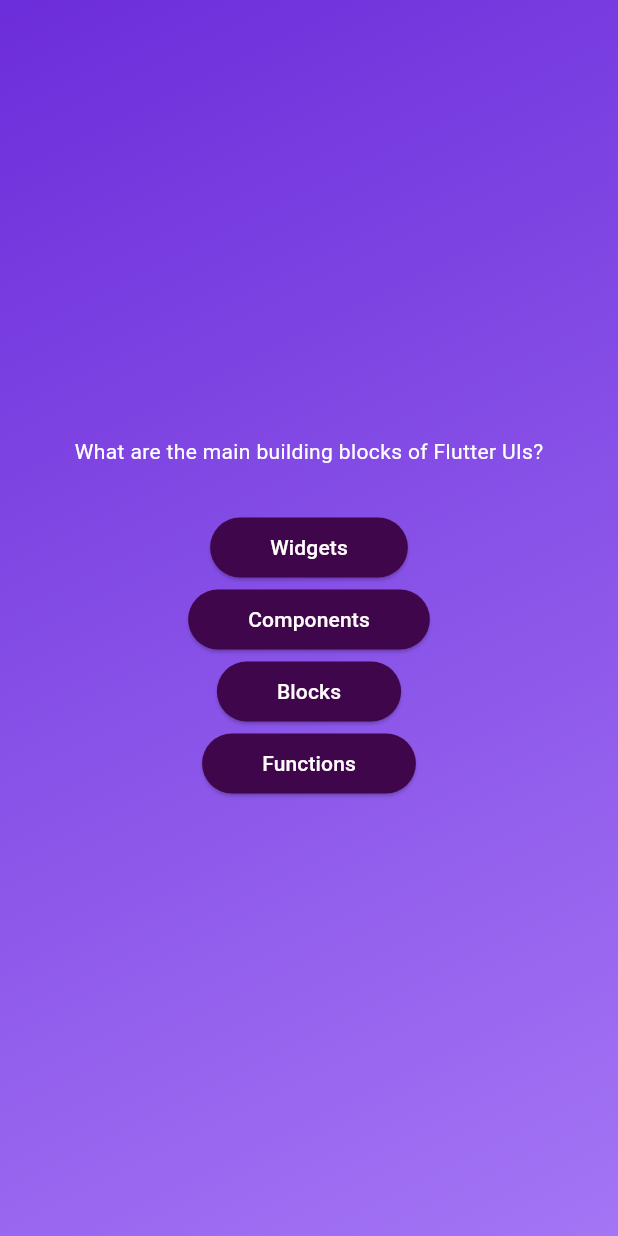
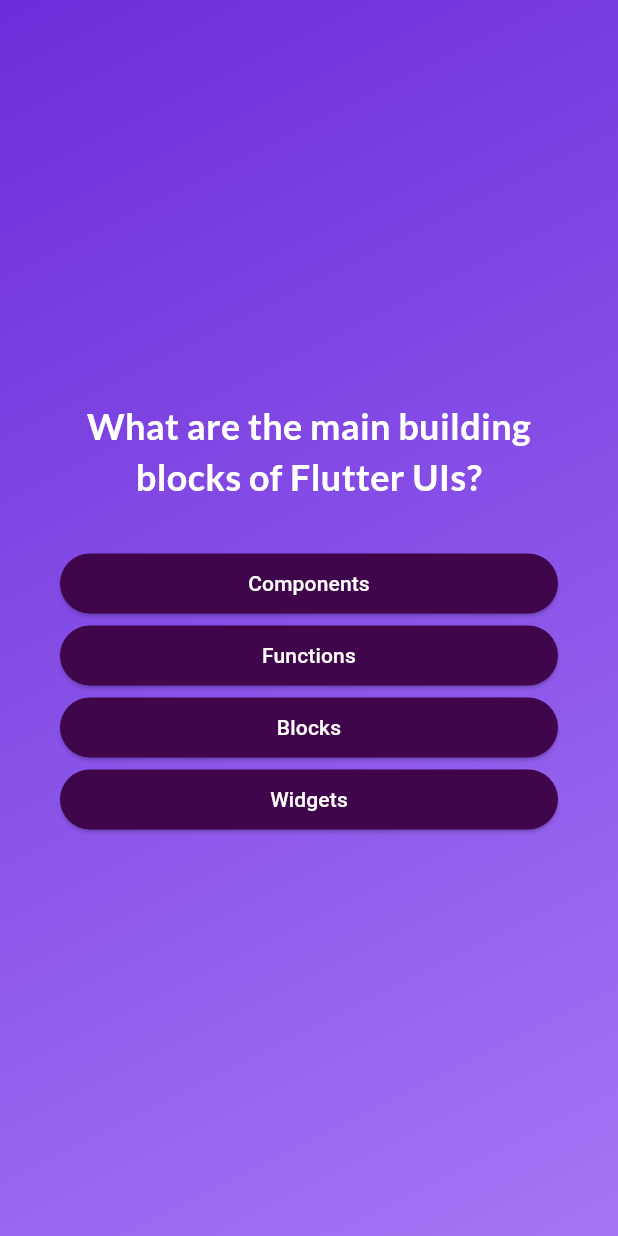
Before and after one commit to mrbrackins/quiz_app, a Flutter app: the screen it shows after launch, after a tap on "Start Quiz", on a phone screen of 412 x 824 dp. Run offline on Flutter 3.47's test engine with Material 3 defaults, Android fonts, the phone set to English and light mode, and no system bars; our stand-ins replace google_fonts.

Commit message:
added Google Fonts

```diff
--- a/lib/answer_button.dart
+++ b/lib/answer_button.dart
@@ -18,7 +18,7 @@ class AnswerButton extends StatelessWidget {
         foregroundColor: Color.fromARGB(255, 255, 251, 251),
         shape: RoundedRectangleBorder(borderRadius: BorderRadius.circular(40)),
       ),
-      child:  Text(answerText),
+      child:  Text(answerText, textAlign: TextAlign.center,),
       );
   }
 }
--- a/lib/models/quiz_question.dart
+++ b/lib/models/quiz_question.dart
@@ -2,4 +2,10 @@ class QuizQuestion {
   const QuizQuestion(this.text, this.answers);
   final String text;
   final List<String> answers;
+
+  List<String> getShuffledAnswers(){
+    final shuffledList = List.of(answers);
+    shuffledList.shuffle();
+    return shuffledList;
+  }
 }
--- a/lib/questions_screen.dart
+++ b/lib/questions_screen.dart
@@ -1,6 +1,7 @@
 import 'package:flutter/material.dart';
 import 'package:quiz_app/answer_button.dart';
 import 'package:quiz_app/data/questions.dart';
+import 'package:google_fonts/google_fonts.dart';
 
 class QuestionsScreen extends StatefulWidget {
   const QuestionsScreen({super.key});
@@ -10,26 +11,40 @@ class QuestionsScreen extends StatefulWidget {
 }
 
 class _QuestionsScreenState extends State<QuestionsScreen> {
+  var currentQuestionIndex = 0;
+
+  void answerQuestion(){
+    setState(() {
+      currentQuestionIndex++;
+    });
+
+  }
+
+
   @override
   Widget build(BuildContext context) {
-    final currentQuestion = questions[0];
+    final currentQuestion = questions[currentQuestionIndex];
     return SizedBox(
       width: double.infinity,
+      child: Container(
+        margin: const EdgeInsets.all(40),
         child: Column(
           mainAxisAlignment: MainAxisAlignment.center,
+          crossAxisAlignment: CrossAxisAlignment.stretch,
           children: [
-           Text(currentQuestion.text, style: TextStyle(color: Colors.white),),
+             Text(currentQuestion.text, style:GoogleFonts.lato(color: Colors.white, fontSize: 24, fontWeight: FontWeight.bold),textAlign: TextAlign.center,),
             const SizedBox(
               height: 30,
             ),
-          ...currentQuestion.answers.map((answer){
-            return  AnswerButton(answer, () { });
+            ...currentQuestion.getShuffledAnswers().map((answer){
+              return  AnswerButton(answer, answerQuestion);
             }),
 
 
 
           ],
         ),
+      ),
     );
   }
 }
--- a/lib/start_screen.dart
+++ b/lib/start_screen.dart
@@ -1,4 +1,5 @@
 import 'package:flutter/material.dart';
+import 'package:google_fonts/google_fonts.dart';
 
 
 class StartScreen extends StatelessWidget {
@@ -19,9 +20,9 @@ class StartScreen extends StatelessWidget {
           const SizedBox(
             height: 80,
           ),
-          const Text(
+           Text(
             'Learn Flutter the fun way',
-            style: TextStyle(color: Colors.white, fontSize: 30),
+            style: GoogleFonts.lateef(color: Colors.white, fontSize: 30),
           ),
           const SizedBox(
             height: 30,
--- a/pubspec.yaml
+++ b/pubspec.yaml
@@ -9,6 +9,7 @@ environment:
 dependencies:
   flutter:
     sdk: flutter
+  google_fonts: ^6.2.0
 
 dev_dependencies:
   flutter_test:
```
Also changed, not shown: pubspec.lock, 1 other file. Lines whose indentation alone changed are shown as unchanged.
